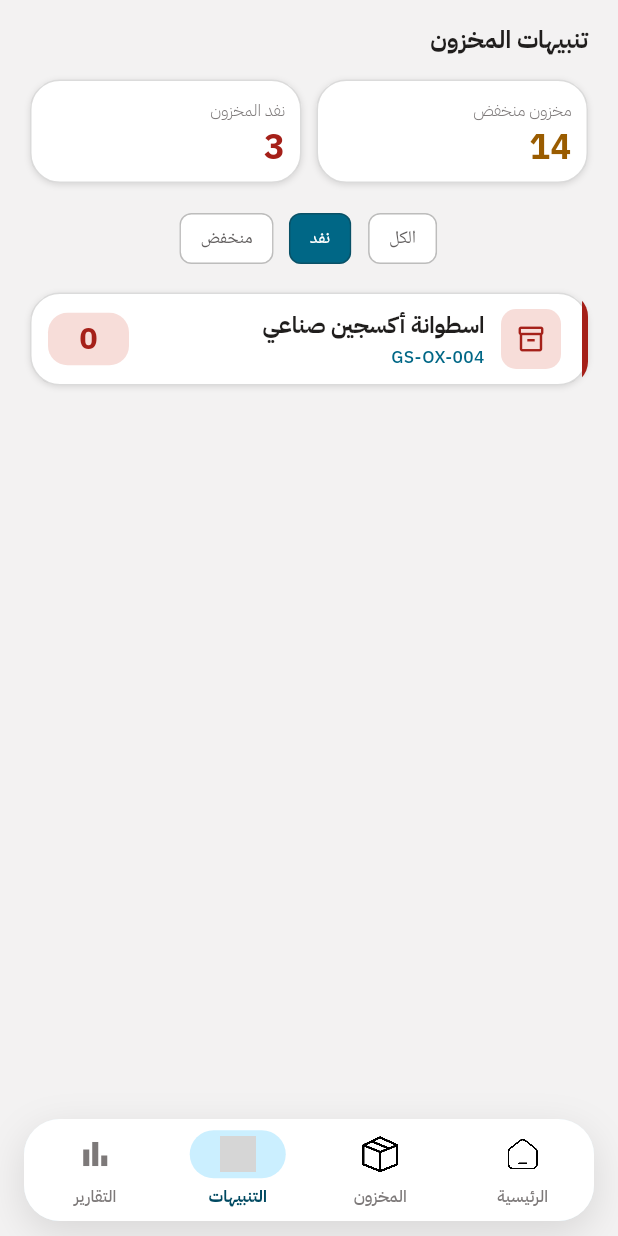
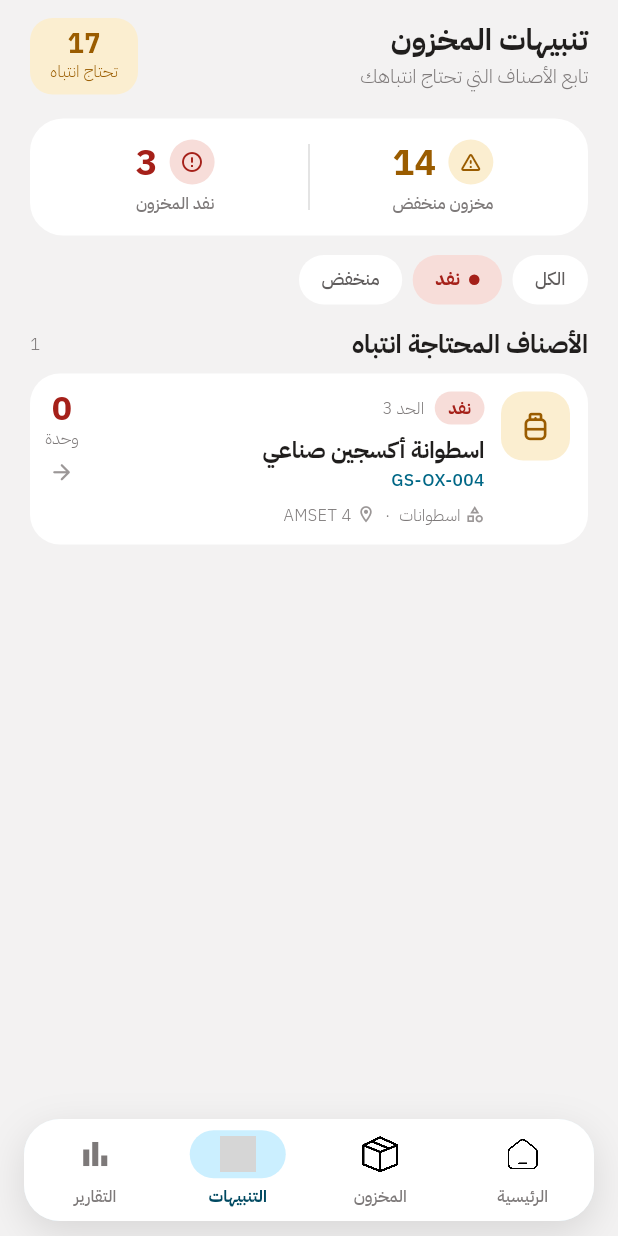
Before and after one commit to AlFathFactory/mobile_inventory, a Flutter app: the screen it shows after launch, after a tap on the "notifications none" icon, after a tap on "نفد", on a phone screen of 412 x 824 dp. Run offline on Flutter 3.47's test engine with Material 3 defaults, Android fonts, the phone set to English and light mode, and no system bars; drawn by our look-alikes of skeletonizer; our stand-ins replace go_router; grey boxes are pictures that could not be loaded.

Commit message:
Refactor alerts view; enhance layout with new components for alerts summary, status filters, and item cards, and improve responsiveness with widget tests

```diff
--- a/lib/features/alerts/view/alerts_view.dart
+++ b/lib/features/alerts/view/alerts_view.dart
@@ -1,10 +1,14 @@
 import 'package:flutter/material.dart';
 
-import '../../../core/widgets/app_components.dart';
+import '../../../core/theme/app_text_styles.dart';
+import '../../../core/widgets/responsive_page.dart';
 import '../../inventory/model/inventory_item.dart';
-import '../../inventory/widgets/inventory_item_card.dart';
 import '../controller/alerts_controller.dart';
-import '../widgets/alert_overview.dart';
+import '../widgets/alert_item_card.dart';
+import '../widgets/alerts_empty_state.dart';
+import '../widgets/alerts_header.dart';
+import '../widgets/alerts_overview.dart';
+import '../widgets/alerts_status_filters.dart';
 
 class AlertsView extends StatelessWidget {
   const AlertsView({
@@ -23,35 +27,53 @@ class AlertsView extends StatelessWidget {
         listenable: controller,
         builder: (context, child) {
           final items = controller.visibleItems;
+          final summary = controller.summary;
           return Column(
+            crossAxisAlignment: CrossAxisAlignment.start,
             children: [
-              const PageHeader(title: 'تنبيهات المخزون'),
+              AlertsHeader(
+                totalCount: summary.lowCount + summary.outOfStockCount,
+              ),
               const SizedBox(height: 16),
-              AlertOverview(summary: controller.summary),
+              AlertsOverview(summary: summary),
               const SizedBox(height: 13),
-              FilterChipBar<StockStatus?>(
-                options: const [
-                  FilterChipOption(value: null, label: 'الكل'),
-                  FilterChipOption(value: StockStatus.outOfStock, label: 'نفد'),
-                  FilterChipOption(value: StockStatus.low, label: 'منخفض'),
-                ],
+              AlertsStatusFilters(
                 selected: controller.selectedStatus,
                 onSelected: controller.selectStatus,
               ),
-              const SizedBox(height: 12),
+              const SizedBox(height: 15),
+              Row(
+                children: [
+                  const Expanded(
+                    child: Text(
+                      'الأصناف المحتاجة انتباه',
+                      style: AppTextStyles.sectionTitle,
+                    ),
+                  ),
+                  Text(
+                    '${items.length}',
+                    textDirection: TextDirection.ltr,
+                    style: AppTextStyles.caption,
+                  ),
+                ],
+              ),
+              const SizedBox(height: 9),
               Expanded(
                 child: items.isEmpty
-                    ? const SingleChildScrollView(
-                        child: EmptyState(title: 'لا توجد تنبيهات مطابقة'),
+                    ? SingleChildScrollView(
+                        child: AlertsEmptyState(
+                          isFiltering: controller.selectedStatus != null,
+                        ),
                       )
                     : ListView.separated(
                         key: const PageStorageKey('alerts-list'),
+                        padding: const EdgeInsets.only(bottom: 12),
                         itemCount: items.length,
                         separatorBuilder: (context, index) =>
-                            const SizedBox(height: 10),
+                            const SizedBox(height: 9),
                         itemBuilder: (context, index) {
                           final item = items[index];
-                          return InventoryItemCard(
+                          return AlertItemCard(
                             key: ValueKey('alert-${item.code}'),
                             item: item,
                             onTap: () => onOpenItem(item),
--- /dev/null
+++ b/lib/features/alerts/widgets/alert_item_card.dart
@@ -0,0 +1,160 @@
+import 'package:flutter/material.dart';
+
+import '../../../core/theme/app_colors.dart';
+import '../../../core/theme/app_text_styles.dart';
+import '../../../core/theme/status_visuals.dart';
+import '../../../core/widgets/status_badge.dart';
+import '../../inventory/model/inventory_item.dart';
+import '../../inventory/widgets/inventory_category_icon.dart';
+
+/// Alerts-specific item presentation optimized for urgency.
+///
+/// Softer than a full warning surface: category identity stays neutral
+/// while urgency is carried by the status badge and quantity color.
+/// Tapping only navigates to Item Details (read-only).
+class AlertItemCard extends StatelessWidget {
+  const AlertItemCard({required this.item, required this.onTap, super.key});
+
+  final InventoryItem item;
+  final VoidCallback? onTap;
+
+  @override
+  Widget build(BuildContext context) {
+    return Material(
+      color: AppColors.surface,
+      borderRadius: BorderRadius.circular(20),
+      clipBehavior: Clip.antiAlias,
+      child: InkWell(
+        onTap: onTap,
+        child: Padding(
+          padding: const EdgeInsetsDirectional.fromSTEB(12, 12, 10, 12),
+          child: Row(
+            crossAxisAlignment: CrossAxisAlignment.start,
+            children: [
+              InventoryCategoryIcon(category: item.category, size: 46),
+              const SizedBox(width: 11),
+              Expanded(
+                child: Column(
+                  crossAxisAlignment: CrossAxisAlignment.start,
+                  mainAxisSize: MainAxisSize.min,
+                  children: [
+                    Row(
+                      children: [
+                        StatusBadge(item.status),
+                        const SizedBox(width: 7),
+                        Flexible(
+                          child: Text(
+                            'الحد ${item.minimum}',
+                            maxLines: 1,
+                            overflow: TextOverflow.ellipsis,
+                            style: AppTextStyles.caption,
+                          ),
+                        ),
+                      ],
+                    ),
+                    const SizedBox(height: 6),
+                    Text(
+                      item.name,
+                      maxLines: 2,
+                      overflow: TextOverflow.ellipsis,
+                      style: AppTextStyles.cardTitle,
+                    ),
+                    const SizedBox(height: 3),
+                    Directionality(
+                      textDirection: TextDirection.ltr,
+                      child: Text(
+                        item.code,
+                        maxLines: 1,
+                        overflow: TextOverflow.ellipsis,
+                        style: AppTextStyles.code,
+                      ),
+                    ),
+                    const SizedBox(height: 7),
+                    Row(
+                      children: [
+                        Flexible(
+                          child: _AlertContextLabel(
+                            icon: Icons.category_outlined,
+                            label: item.category,
+                          ),
+                        ),
+                        const Padding(
+                          padding: EdgeInsets.symmetric(horizontal: 6),
+                          child: Text('·', style: AppTextStyles.caption),
+                        ),
+                        Flexible(
+                          child: _AlertContextLabel(
+                            icon: Icons.location_on_outlined,
+                            label: item.project,
+                          ),
+                        ),
+                      ],
+                    ),
+                  ],
+                ),
+              ),
+              const SizedBox(width: 8),
+              _AlertQuantity(item: item),
+            ],
+          ),
+        ),
+      ),
+    );
+  }
+}
+
+class _AlertContextLabel extends StatelessWidget {
+  const _AlertContextLabel({required this.icon, required this.label});
+
+  final IconData icon;
+  final String label;
+
+  @override
+  Widget build(BuildContext context) {
+    return Row(
+      mainAxisSize: MainAxisSize.min,
+      children: [
+        Icon(icon, size: 13, color: AppColors.neutral500),
+        const SizedBox(width: 3),
+        Flexible(
+          child: Text(
+            label,
+            maxLines: 1,
+            overflow: TextOverflow.ellipsis,
+            style: AppTextStyles.caption,
+          ),
+        ),
+      ],
+    );
+  }
+}
+
+class _AlertQuantity extends StatelessWidget {
+  const _AlertQuantity({required this.item});
+
+  final InventoryItem item;
+
+  @override
+  Widget build(BuildContext context) {
+    return Column(
+      mainAxisSize: MainAxisSize.min,
+      children: [
+        Text(
+          '${item.quantity}',
+          textDirection: TextDirection.ltr,
+          style: AppTextStyles.number.copyWith(
+            color: item.status.color,
+            fontSize: 22,
+          ),
+        ),
+        const Text('وحدة', style: AppTextStyles.caption),
+        const SizedBox(height: 6),
+        const Icon(
+          Icons.arrow_back_rounded,
+          size: 17,
+          color: AppColors.neutral500,
+        ),
+      ],
+    );
+  }
+}
--- a/lib/features/alerts/widgets/alert_overview.dart
+++ /dev/null
@@ -1,34 +0,0 @@
-import 'package:flutter/material.dart';
-
-import '../../../core/theme/app_colors.dart';
-import '../../../core/widgets/app_components.dart';
-import '../model/alert_summary.dart';
-
-class AlertOverview extends StatelessWidget {
-  const AlertOverview({required this.summary, super.key});
-
-  final AlertSummary summary;
-
-  @override
-  Widget build(BuildContext context) {
-    return Row(
-      children: [
-        Expanded(
-          child: SummaryCard(
-            label: 'مخزون منخفض',
-            value: '${summary.lowCount}',
-            valueColor: AppColors.low,
-          ),
-        ),
-        const SizedBox(width: 10),
-        Expanded(
-          child: SummaryCard(
-            label: 'نفد المخزون',
-            value: '${summary.outOfStockCount}',
-            valueColor: AppColors.out,
-          ),
-        ),
-      ],
-    );
-  }
-}
--- /dev/null
+++ b/lib/features/alerts/widgets/alerts_empty_state.dart
@@ -0,0 +1,55 @@
+import 'package:flutter/material.dart';
+
+import '../../../core/theme/app_colors.dart';
+import '../../../core/theme/app_text_styles.dart';
+
+class AlertsEmptyState extends StatelessWidget {
+  const AlertsEmptyState({required this.isFiltering, super.key});
+
+  /// True when a status filter is active but matches nothing.
+  /// False when there are no alerts at all.
+  final bool isFiltering;
+
+  @override
+  Widget build(BuildContext context) {
+    return Padding(
+      key: const Key('alerts-empty-state'),
+      padding: const EdgeInsets.symmetric(vertical: 36, horizontal: 18),
+      child: Column(
+        children: [
+          DecoratedBox(
+            decoration: BoxDecoration(
+              color: isFiltering
+                  ? AppColors.accentVerySoft
+                  : AppColors.safeSoft,
+              shape: BoxShape.circle,
+            ),
+            child: SizedBox.square(
+              dimension: 64,
+              child: Icon(
+                isFiltering
+                    ? Icons.filter_alt_off_outlined
+                    : Icons.check_circle_outline_rounded,
+                size: 29,
+                color: isFiltering ? AppColors.accent : AppColors.safe,
+              ),
+            ),
+          ),
+          const SizedBox(height: 14),
+          Text(
+            isFiltering ? 'لا توجد تنبيهات مطابقة' : 'المخزون بحالة جيدة',
+            style: AppTextStyles.sectionTitle,
+          ),
+          const SizedBox(height: 5),
+          Text(
+            isFiltering
+                ? 'جرّب اختيار حالة مختلفة.'
+                : 'لا توجد أصناف تحتاج انتباهك حاليًا',
+            textAlign: TextAlign.center,
+            style: AppTextStyles.caption,
+          ),
+        ],
+      ),
+    );
+  }
+}
--- /dev/null
+++ b/lib/features/alerts/widgets/alerts_header.dart
@@ -0,0 +1,65 @@
+import 'package:flutter/material.dart';
+
+import '../../../core/theme/app_colors.dart';
+import '../../../core/theme/app_text_styles.dart';
+
+class AlertsHeader extends StatelessWidget {
+  const AlertsHeader({required this.totalCount, super.key});
+
+  final int totalCount;
+
+  @override
+  Widget build(BuildContext context) {
+    return Row(
+      children: [
+        Expanded(
+          child: Column(
+            crossAxisAlignment: CrossAxisAlignment.start,
+            children: [
+              Text(
+                'تنبيهات المخزون',
+                style: AppTextStyles.sectionTitle.copyWith(fontSize: 20),
+              ),
+              const SizedBox(height: 2),
+              Text(
+                'تابع الأصناف التي تحتاج انتباهك',
+                style: AppTextStyles.body.copyWith(color: AppColors.neutral600),
+              ),
+            ],
+          ),
+        ),
+        const SizedBox(width: 10),
+        ConstrainedBox(
+          constraints: const BoxConstraints(minWidth: 72),
+          child: DecoratedBox(
+            decoration: BoxDecoration(
+              color: AppColors.lowSoft,
+              borderRadius: BorderRadius.circular(15),
+            ),
+            child: Padding(
+              padding: const EdgeInsets.symmetric(horizontal: 12, vertical: 8),
+              child: Column(
+                mainAxisSize: MainAxisSize.min,
+                children: [
+                  Text(
+                    '$totalCount',
+                    textDirection: TextDirection.ltr,
+                    style: AppTextStyles.number.copyWith(
+                      color: AppColors.low,
+                      fontSize: 18,
+                    ),
+                  ),
+                  Text(
+                    'تحتاج انتباه',
+                    style: AppTextStyles.caption.copyWith(color: AppColors.low),
+                    textAlign: TextAlign.center,
+                  ),
+                ],
+              ),
+            ),
+          ),
+        ),
+      ],
+    );
+  }
+}
--- /dev/null
+++ b/lib/features/alerts/widgets/alerts_overview.dart
@@ -0,0 +1,108 @@
+import 'package:flutter/material.dart';
+
+import '../../../core/theme/app_colors.dart';
+import '../../../core/theme/app_text_styles.dart';
+import '../model/alert_summary.dart';
+
+class AlertsOverview extends StatelessWidget {
+  const AlertsOverview({required this.summary, super.key});
+
+  final AlertSummary summary;
+
+  @override
+  Widget build(BuildContext context) {
+    return DecoratedBox(
+      key: const Key('alerts-overview'),
+      decoration: BoxDecoration(
+        color: AppColors.surface,
+        borderRadius: BorderRadius.circular(22),
+      ),
+      child: Padding(
+        padding: const EdgeInsets.symmetric(horizontal: 8, vertical: 14),
+        child: Row(
+          children: [
+            Expanded(
+              child: _OverviewSegment(
+                count: summary.lowCount,
+                label: 'مخزون منخفض',
+                color: AppColors.low,
+                background: AppColors.lowSoft,
+                icon: Icons.warning_amber_rounded,
+              ),
+            ),
+            Container(width: 1, height: 44, color: AppColors.divider),
+            Expanded(
+              child: _OverviewSegment(
+                count: summary.outOfStockCount,
+                label: 'نفد المخزون',
+                color: AppColors.out,
+                background: AppColors.outSoft,
+                icon: Icons.error_outline_rounded,
+              ),
+            ),
+          ],
+        ),
+      ),
+    );
+  }
+}
+
+class _OverviewSegment extends StatelessWidget {
+  const _OverviewSegment({
+    required this.count,
+    required this.label,
+    required this.color,
+    required this.background,
+    required this.icon,
+  });
+
+  final int count;
+  final String label;
+  final Color color;
+  final Color background;
+  final IconData icon;
+
+  @override
+  Widget build(BuildContext context) {
+    return Column(
+      mainAxisSize: MainAxisSize.min,
+      children: [
+        Row(
+          mainAxisSize: MainAxisSize.min,
+          children: [
+            DecoratedBox(
+              decoration: BoxDecoration(
+                color: background,
+                shape: BoxShape.circle,
+              ),
+              child: SizedBox.square(
+                dimension: 30,
+                child: Icon(icon, size: 16, color: color),
+              ),
+            ),
+            const SizedBox(width: 8),
+            Flexible(
+              child: Text(
+                '$count',
+                textDirection: TextDirection.ltr,
+                maxLines: 1,
+                overflow: TextOverflow.ellipsis,
+                style: AppTextStyles.number.copyWith(
+                  color: color,
+                  fontSize: 24,
+                ),
+              ),
+            ),
+          ],
+        ),
+        const SizedBox(height: 4),
+        Text(
+          label,
+          maxLines: 1,
+          overflow: TextOverflow.ellipsis,
+          style: AppTextStyles.caption.copyWith(fontWeight: FontWeight.w500),
+        ),
+      ],
+    );
+  }
+}
--- /dev/null
+++ b/lib/features/alerts/widgets/alerts_status_filters.dart
@@ -0,0 +1,106 @@
+import 'package:flutter/material.dart';
+
+import '../../../core/theme/app_colors.dart';
+import '../../../core/theme/app_text_styles.dart';
+import '../../../core/theme/status_visuals.dart';
+import '../../inventory/model/inventory_item.dart';
+
+class AlertsStatusFilters extends StatelessWidget {
+  const AlertsStatusFilters({
+    required this.selected,
+    required this.onSelected,
+    super.key,
+  });
+
+  final StockStatus? selected;
+  final ValueChanged<StockStatus?> onSelected;
+
+  @override
+  Widget build(BuildContext context) {
+    return SingleChildScrollView(
+      scrollDirection: Axis.horizontal,
+      child: Row(
+        children: [
+          _AlertsStatusOption(
+            label: 'الكل',
+            selected: selected == null,
+            foreground: AppColors.accentDark,
+            background: AppColors.accentVerySoft,
+            onTap: () => onSelected(null),
+          ),
+          const SizedBox(width: 7),
+          _AlertsStatusOption(
+            label: StockStatus.outOfStock.label,
+            selected: selected == StockStatus.outOfStock,
+            foreground: StockStatus.outOfStock.color,
+            background: StockStatus.outOfStock.background,
+            onTap: () => onSelected(StockStatus.outOfStock),
+          ),
+          const SizedBox(width: 7),
+          _AlertsStatusOption(
+            label: StockStatus.low.label,
+            selected: selected == StockStatus.low,
+            foreground: StockStatus.low.color,
+            background: StockStatus.low.background,
+            onTap: () => onSelected(StockStatus.low),
+          ),
+        ],
+      ),
+    );
+  }
+}
+
+class _AlertsStatusOption extends StatelessWidget {
+  const _AlertsStatusOption({
+    required this.label,
+    required this.selected,
+    required this.foreground,
+    required this.background,
+    required this.onTap,
+  });
+
+  final String label;
+  final bool selected;
+  final Color foreground;
+  final Color background;
+  final VoidCallback onTap;
+
+  @override
+  Widget build(BuildContext context) {
+    return Material(
+      color: selected ? background : AppColors.surface,
+      borderRadius: BorderRadius.circular(20),
+      child: InkWell(
+        key: ValueKey('alerts-status-$label'),
+        onTap: onTap,
+        borderRadius: BorderRadius.circular(20),
+        child: Padding(
+          padding: const EdgeInsets.symmetric(horizontal: 15, vertical: 8),
+          child: Row(
+            mainAxisSize: MainAxisSize.min,
+            children: [
+              if (selected) ...[
+                Container(
+                  width: 7,
+                  height: 7,
+                  decoration: BoxDecoration(
+                    color: foreground,
+                    shape: BoxShape.circle,
+                  ),
+                ),
+                const SizedBox(width: 6),
+              ],
+              Text(
+                label,
+                style: AppTextStyles.label.copyWith(
+                  color: selected ? foreground : AppColors.neutral700,
+                  fontWeight: selected ? FontWeight.w700 : FontWeight.w500,
+                ),
+              ),
+            ],
+          ),
+        ),
+      ),
+    );
+  }
+}
```
Also changed, not shown: 1 other file.
